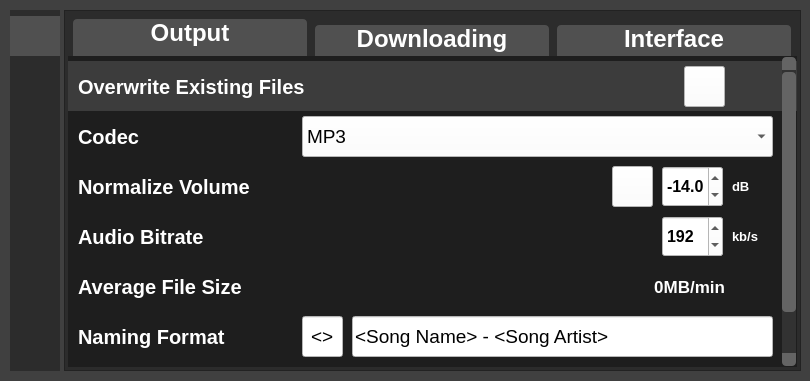
Qt form Spotify Downloader/SpotifyDownloader.ui (WilliamSchack/Spotify-Downloader) before a commit.
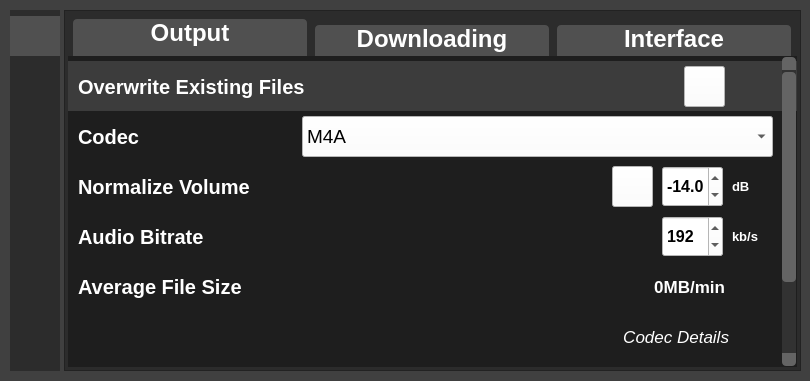
The same form after that commit. The open tabs and pages were chosen to show the change. Icons and pictures are not drawn. Custom widgets are drawn as their Qt base class.

The edit to the form file:
```diff
--- a/Spotify Downloader/SpotifyDownloader.ui
+++ b/Spotify Downloader/SpotifyDownloader.ui
@@ -462,7 +462,7 @@
           <x>0</x>
           <y>0</y>
           <width>713</width>
-          <height>373</height>
+          <height>427</height>
          </rect>
         </property>
         <property name="styleSheet">
@@ -606,6 +606,11 @@
              <property name="styleSheet">
               <string notr="true">background-color: rgb(255, 255, 255);</string>
              </property>
+             <item>
+              <property name="text">
+               <string>M4A</string>
+              </property>
+             </item>
              <item>
               <property name="text">
                <string>MP3</string>
@@ -970,6 +975,40 @@
            </item>
           </layout>
          </item>
+         <item>
+          <widget class="QLabel" name="CodecDetailsLabel">
+           <property name="enabled">
+            <bool>true</bool>
+           </property>
+           <property name="minimumSize">
+            <size>
+             <width>0</width>
+             <height>41</height>
+            </size>
+           </property>
+           <property name="font">
+            <font>
+             <pointsize>13</pointsize>
+             <italic>true</italic>
+             <bold>false</bold>
+            </font>
+           </property>
+           <property name="styleSheet">
+            <string notr="true">color: rgb(255, 255, 255);
+background-color: rgba(0, 0, 0, 0);
+margin-right: 40px;</string>
+           </property>
+           <property name="text">
+            <string>Codec Details</string>
+           </property>
+           <property name="alignment">
+            <set>Qt::AlignmentFlag::AlignRight|Qt::AlignmentFlag::AlignTrailing|Qt::AlignmentFlag::AlignVCenter</set>
+           </property>
+           <property name="margin">
+            <number>0</number>
+           </property>
+          </widget>
+         </item>
          <item>
           <layout class="QHBoxLayout" name="OutputFormatSettingLayout">
            <property name="rightMargin">
```
Left out of the diff: 130 changed lines with no effect on the pictures.
